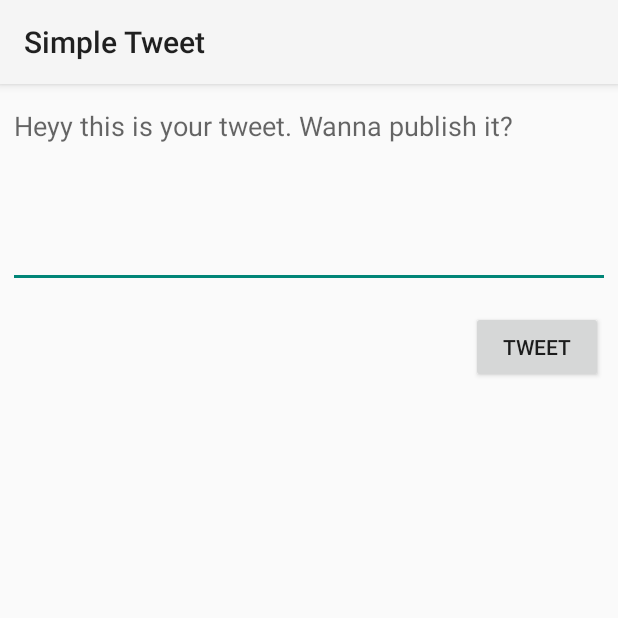
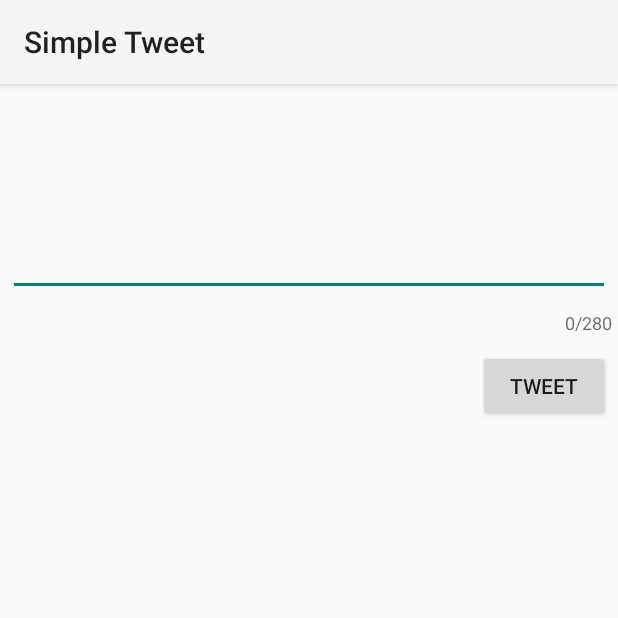
Before and after one commit to truonghh99/TwitterClient, an Android app: the ComposeActivity screen opened directly, with no data from a screen before it, on a phone screen of 412 x 824 dp, the top half of it. Run offline under Robolectric (Android 15) with nearby library versions, the phone set to English and light mode, and no system bars; our stand-ins replace Room's generated code; libraries missing offline, so code that uses them is left out: com.codepath.asynchttpclient, com.facebook.stetho, org.parceler; 1 statement that could not run was skipped.

Commit message:
Add text conter

```diff
--- a/app/build.gradle
+++ b/app/build.gradle
@@ -58,4 +58,6 @@ dependencies {
 
     implementation 'org.parceler:parceler-api:1.1.12'
     annotationProcessor 'org.parceler:parceler:1.1.12'
+    implementation 'com.android.support:design:28.0.0'
+
 }
--- a/app/src/main/java/com/codepath/apps/restclienttemplate/activities/ComposeActivity.java
+++ b/app/src/main/java/com/codepath/apps/restclienttemplate/activities/ComposeActivity.java
@@ -4,10 +4,13 @@ import androidx.appcompat.app.AppCompatActivity;
 
 import android.content.Intent;
 import android.os.Bundle;
+import android.text.Editable;
+import android.text.TextWatcher;
 import android.util.Log;
 import android.view.View;
 import android.widget.Button;
 import android.widget.EditText;
+import android.widget.TextView;
 import android.widget.Toast;
 
 import com.codepath.apps.restclienttemplate.R;
@@ -25,7 +28,7 @@ import okhttp3.Headers;
 public class ComposeActivity extends AppCompatActivity {
 
     public final String TAG = "ComposeActivity";
-
+    private final int TWEET_MAX_LENGTH = 280;
     private EditText etCompose;
     private Button btnTweet;
     private TwitterClient client;
@@ -40,7 +43,10 @@ public class ComposeActivity extends AppCompatActivity {
         etCompose = activityComposeBinding.etCompose;
         btnTweet = activityComposeBinding.btnTweet;
 
-        btnTweet.setOnClickListener(new View.OnClickListener() {
+        btnTweet.setOnClickListener(publish);
+    }
+
+    private final View.OnClickListener publish = new View.OnClickListener() {
         @Override
         public void onClick(View view) {
             final String tweetContent = etCompose.getText().toString();
@@ -75,6 +81,5 @@ public class ComposeActivity extends AppCompatActivity {
             }, tweetContent);
             Toast.makeText(getApplicationContext(), "Tweeted!", Toast.LENGTH_SHORT).show();
         }
-        });
+    };
 }
-}
--- a/app/src/main/res/layout/activity_compose.xml
+++ b/app/src/main/res/layout/activity_compose.xml
@@ -7,6 +7,13 @@
     android:layout_height="match_parent"
     tools:context=".activities.ComposeActivity">
 
+    <com.google.android.material.textfield.TextInputLayout
+        android:id="@+id/textContainer"
+        android:layout_width="match_parent"
+        android:layout_height="wrap_content"
+        app:counterEnabled="true"
+        app:counterMaxLength="280"
+        >
         <EditText
             android:id="@+id/etCompose"
             android:layout_width="match_parent"
@@ -17,17 +24,19 @@
             android:layout_marginBottom="5dp"
             android:ems="10"
             android:gravity="start|top"
-        android:hint="Heyy this is your tweet. Wanna publish it?"
             android:inputType="textMultiLine"
-        android:minLines="5" />
+            android:minLines="5"
+            tools:text="Heyy this is your tweet. Wanna publish it?" />
+    </com.google.android.material.textfield.TextInputLayout>
 
     <Button
         android:id="@+id/btnTweet"
         android:layout_width="wrap_content"
         android:layout_height="wrap_content"
-        android:layout_below="@+id/etCompose"
+        android:layout_below="@id/textContainer"
         android:layout_alignParentEnd="true"
         android:layout_marginTop="10dp"
-        android:layout_marginEnd="10dp"
+        android:layout_marginEnd="5dp"
         android:text="@string/tweet" />
+
 </RelativeLayout>
```
Lines whose indentation alone changed are shown as unchanged.
